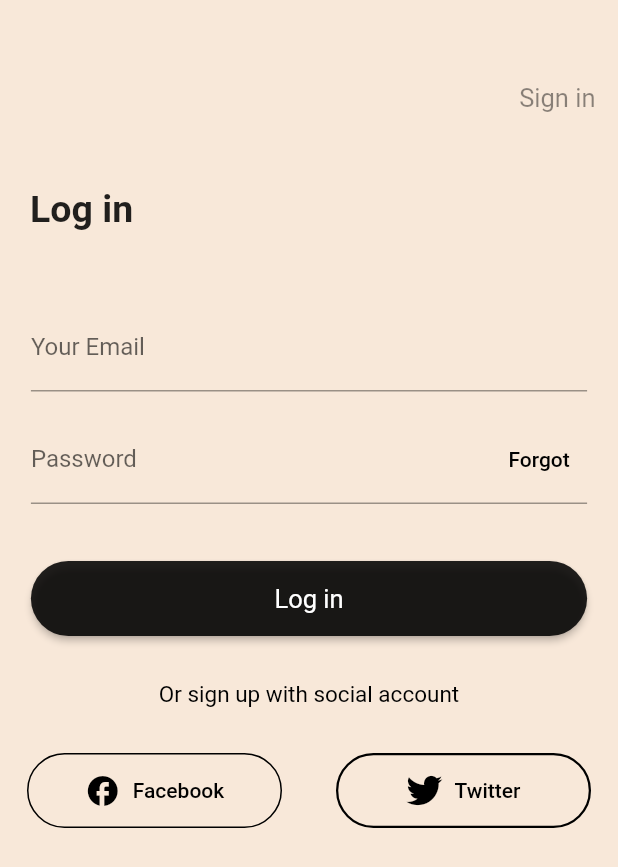
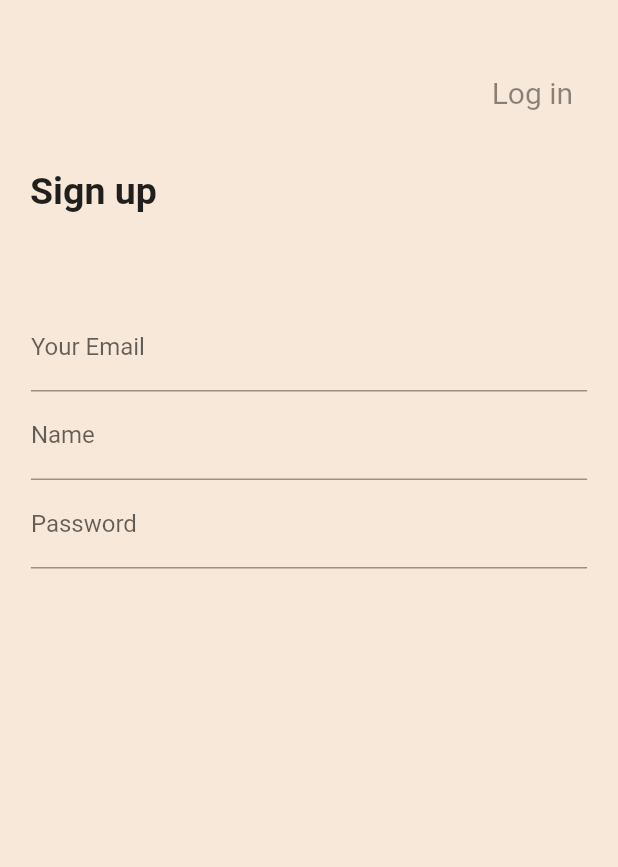
Before and after one commit to vitto2/signup-screen, a Flutter app: the screen it shows after launch, on a phone screen of 412 x 824 dp. Shown: the top 867 px of the screen. Run offline on Flutter 3.47's test engine with Material 2 defaults, Android fonts, the phone set to English and light mode, and no system bars; our stand-ins replace font_awesome_flutter.

Commit message:
titulos e formulário de cadastro criados

```diff
--- a/lib/src/App.dart
+++ b/lib/src/App.dart
@@ -1,5 +1,6 @@
 import 'package:flutter/material.dart';
 import 'package:signup/src/pages/login_page.dart';
+import 'package:signup/src/pages/signup_page.dart';
 
 class App extends StatelessWidget {
   const App({super.key});
@@ -11,7 +12,7 @@ class App extends StatelessWidget {
         primarySwatch: Colors.brown,
       ),
       debugShowCheckedModeBanner: false,
-      home: const Login(),
+      home: const Signup(),
     );
   }
 }
--- a/lib/src/pages/signup_page.dart
+++ b/lib/src/pages/signup_page.dart
@@ -1,5 +1,6 @@
-import 'package:flutter/src/widgets/container.dart';
-import 'package:flutter/src/widgets/framework.dart';
+import 'package:flutter/material.dart';
+import 'package:signup/src/widgets/text_field_widget.dart';
+import 'package:signup/src/widgets/text_widget.dart';
 
 class Signup extends StatefulWidget {
   const Signup({super.key});
@@ -11,6 +12,80 @@ class Signup extends StatefulWidget {
 class _SignupState extends State<Signup> {
   @override
   Widget build(BuildContext context) {
-    return Container();
+    Size screenSize = MediaQuery.of(context).size;
+    return Scaffold(
+      body: Container(
+        decoration: const BoxDecoration(
+          color: Color.fromARGB(245, 248, 231, 216),
+        ),
+        height: screenSize.height,
+        width: screenSize.height,
+        child: Column(
+          children: <Widget>[
+            const SizedBox(
+              height: 50,
+            ),
+            Padding(
+              padding: const EdgeInsets.only(
+                right: 30,
+              ),
+              child: Row(
+                mainAxisAlignment: MainAxisAlignment.end,
+                children: [
+                  MyText(
+                    data: "Log in",
+                    textAlign: TextAlign.end,
+                    fontSize: 20,
+                    fontWeight: FontWeight.w400,
+                    color: Colors.black45,
+                  ),
+                ],
+              ),
+            ),
+            const SizedBox(
+              height: 40,
+            ),
+            Column(
+              children: [
+                Padding(
+                  padding: const EdgeInsets.only(left: 20.0),
+                  child: Row(
+                    mainAxisAlignment: MainAxisAlignment.start,
+                    children: [
+                      MyText(
+                        data: "Sign up",
+                        fontSize: 25,
+                        fontWeight: FontWeight.w600,
+                      ),
+                    ],
+                  ),
+                ),
+                const SizedBox(
+                  height: 60,
+                ),
+                SizedBox(
+                  width: screenSize.width * 0.9,
+                  child: MyTextFieldWidget(
+                    labelText: "Your Email",
+                  ),
+                ),
+                SizedBox(
+                  width: screenSize.width * 0.9,
+                  child: MyTextFieldWidget(
+                    labelText: "Name",
+                  ),
+                ),
+                SizedBox(
+                  width: screenSize.width * 0.9,
+                  child: MyTextFieldWidget(
+                    labelText: "Password",
+                  ),
+                ),
+              ],
+            )
+          ],
+        ),
+      ),
+    );
   }
 }
```
